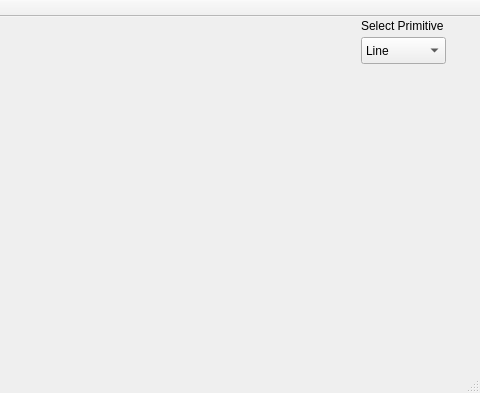
Old version of the form mainwindow.ui in the repository DmytroHaponov/LinesMVP; both pictures show x 319 to 799 and y 0 to 393 of the 799 by 393 pixel window.
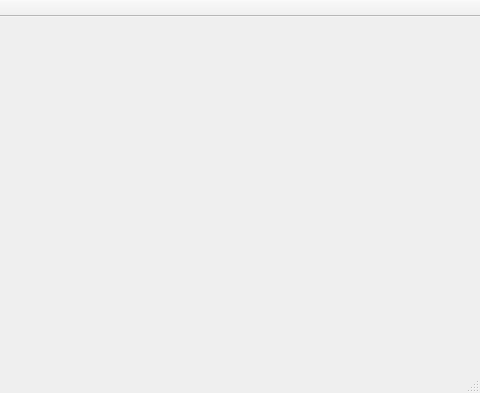
New version of the form.

What changed in the file:
```diff
--- a/mainwindow.ui
+++ b/mainwindow.ui
@@ -13,51 +13,7 @@
   <property name="windowTitle">
    <string>MainWindow</string>
   </property>
-  <widget class="QWidget" name="centralWidget">
-   <widget class="QLabel" name="label">
-    <property name="geometry">
-     <rect>
-      <x>680</x>
-      <y>0</y>
-      <width>111</width>
-      <height>17</height>
-     </rect>
-    </property>
-    <property name="text">
-     <string>Select Primitive</string>
-    </property>
-   </widget>
-   <widget class="QComboBox" name="SelectPrimitiveBox">
-    <property name="geometry">
-     <rect>
-      <x>680</x>
-      <y>20</y>
-      <width>85</width>
-      <height>27</height>
-     </rect>
-    </property>
-    <item>
-     <property name="text">
-      <string>Line</string>
-     </property>
-    </item>
-    <item>
-     <property name="text">
-      <string>Rectangle</string>
-     </property>
-    </item>
-    <item>
-     <property name="text">
-      <string>Ellipse</string>
-     </property>
-    </item>
-    <item>
-     <property name="text">
-      <string>PENCIL</string>
-     </property>
-    </item>
-   </widget>
-  </widget>
+  <widget class="QWidget" name="centralWidget"/>
   <widget class="QToolBar" name="mainToolBar">
    <attribute name="toolBarArea">
     <enum>TopToolBarArea</enum>
```
Left out of the diff: 2 changed lines with no effect on the pictures.
